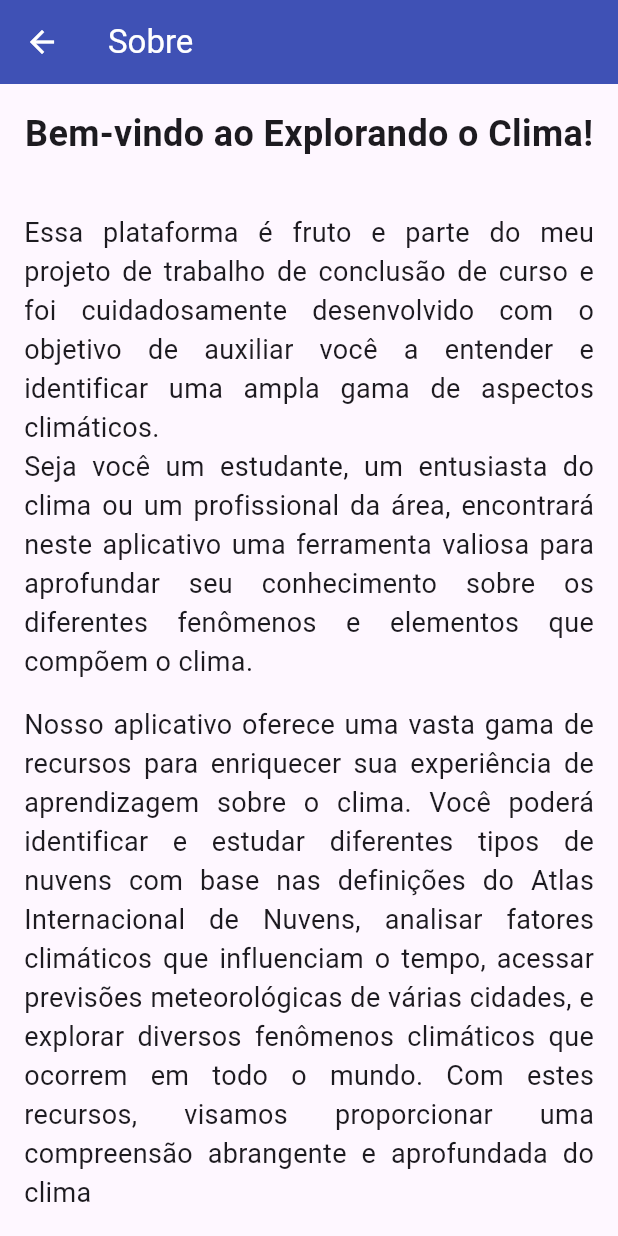
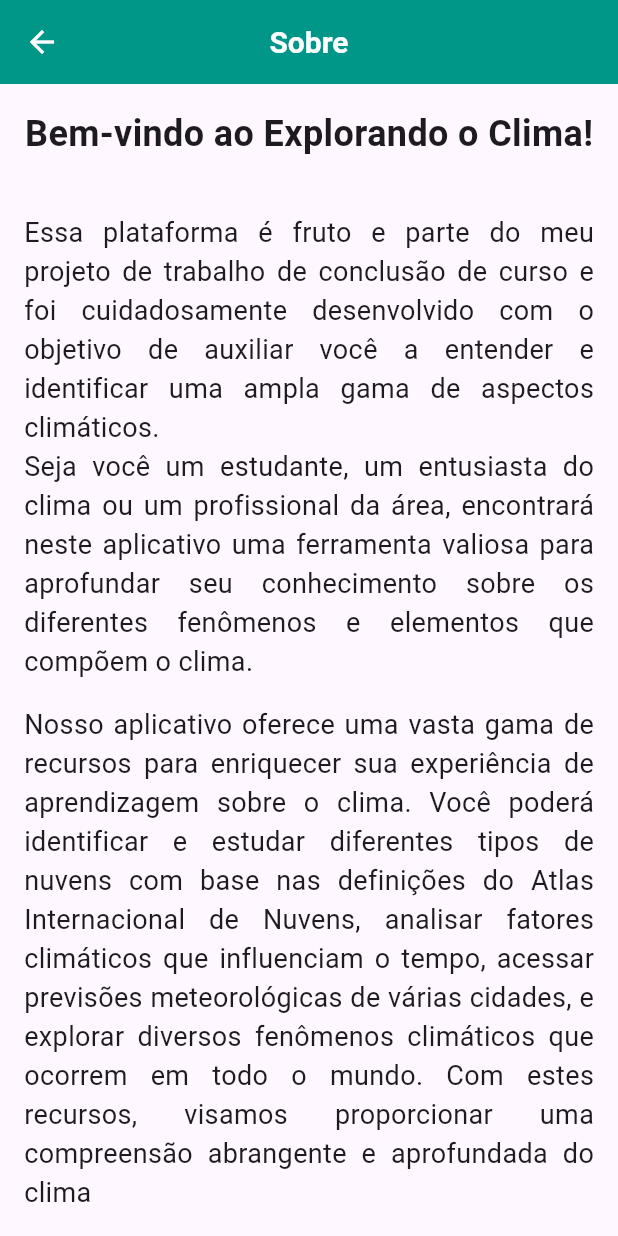
Before and after one commit to wanderalvess/explorando-nuvens-app, a Flutter app: the AboutPage screen opened directly, on a phone screen of 412 x 824 dp. Run offline on Flutter 3.47's test engine with Material 3 defaults, Android fonts, the phone set to English and light mode, and no system bars; our stand-ins replace carousel_slider, shared_preferences; accounts and stored records are empty; network calls fail.

Commit message:
Ajuste cor

```diff
--- a/lib/pages/about_page.dart
+++ b/lib/pages/about_page.dart
@@ -3,12 +3,18 @@ import 'package:flutter/material.dart';
 import 'package:flutter/painting.dart';
 
 class AboutPage extends StatelessWidget {
+
   @override
   Widget build(BuildContext context) {
     return Scaffold(
       appBar: AppBar(
-        title: Text('Sobre'),
-        backgroundColor: Colors.indigo,
+        title: const Text(
+            'Sobre',
+            style: TextStyle(fontWeight: FontWeight.bold, fontSize: 20),
+        ),
+        centerTitle: true,
+        elevation: 0,
+        backgroundColor: Colors.teal,
         foregroundColor: Colors.white,
       ),
       body: const Column(
@@ -17,6 +23,7 @@ class AboutPage extends StatelessWidget {
             padding: EdgeInsets.all(16.0),
             child: Column(
               crossAxisAlignment: CrossAxisAlignment.center,
+              mainAxisAlignment: MainAxisAlignment.start,
               children: [
                 Text(
                   'Bem-vindo ao Explorando o Clima!',
@@ -95,7 +102,7 @@ class AboutPage extends StatelessWidget {
                     ),
                     SizedBox(height: 16),
                     Text(
-                      'Profa. Dra. Juliana Ramalho Barros.',
+                      'Profa. Dra. Juliana Ramalho Barros',
                       textAlign: TextAlign.start,
                       style: TextStyle(fontSize: 18),
                     ),
--- a/lib/pages/brazilian_climates_page.dart
+++ b/lib/pages/brazilian_climates_page.dart
@@ -8,8 +8,10 @@ class BrazilianClimatesPage extends StatelessWidget {
   Widget build(BuildContext context) {
     return Scaffold(
       appBar: AppBar(
-        title: Text('Climas Brasileiros'),
-        backgroundColor: Colors.indigo,
+        title: Text('Climas do Brasil'),
+        centerTitle: true,
+        elevation: 0,
+        backgroundColor: Colors.teal,
         foregroundColor: Colors.white,
       ),
       body: Column(
--- a/lib/pages/climate_phenomena_page.dart
+++ b/lib/pages/climate_phenomena_page.dart
@@ -9,7 +9,9 @@ class ClimatePhenomenaPage extends StatelessWidget {
     return Scaffold(
       appBar: AppBar(
         title: Text('Fenômenos climáticos'),
-        backgroundColor: Colors.indigo,
+        centerTitle: true,
+        elevation: 0,
+        backgroundColor: Colors.teal,
         foregroundColor: Colors.white,
       ),
       body: Column(
--- a/lib/pages/climatic_factors_page.dart
+++ b/lib/pages/climatic_factors_page.dart
@@ -9,7 +9,9 @@ class ClimaticFactorsPage extends StatelessWidget {
     return Scaffold(
       appBar: AppBar(
         title: Text('Fatores Climáticos'),
-        backgroundColor: Colors.indigo,
+        centerTitle: true,
+        elevation: 0,
+        backgroundColor: Colors.teal,
         foregroundColor: Colors.white,
       ),
       body: Column(
--- a/lib/pages/cloud_types_page.dart
+++ b/lib/pages/cloud_types_page.dart
@@ -50,7 +50,9 @@ class _CloudTypesPageState extends State<CloudTypesPage> {
     return Scaffold(
       appBar: AppBar(
         title: Text('Tipos de nuvens - ${widget.nameCloudType}'),
-        backgroundColor: Colors.indigo,
+        centerTitle: true,
+        elevation: 0,
+        backgroundColor: Colors.teal,
         foregroundColor: Colors.white,
       ),
       body: imageUrls.isEmpty
--- a/lib/pages/component/drawer_menu.dart
+++ b/lib/pages/component/drawer_menu.dart
@@ -19,7 +19,7 @@ class DrawerMenu extends StatelessWidget {
         children: <Widget>[
           const DrawerHeader(
             decoration: BoxDecoration(
-              color: Colors.indigo,
+              color: Colors.teal,
             ),
             child: Text(
               'Menu',
--- a/lib/pages/exploring_clouds_page.dart
+++ b/lib/pages/exploring_clouds_page.dart
@@ -10,7 +10,9 @@ class ExploringCloudsPage extends StatelessWidget {
     return Scaffold(
       appBar: AppBar(
         title: Text('Tipos de Nuvens'),
-        backgroundColor: Colors.indigo,
+        centerTitle: true,
+        elevation: 0,
+        backgroundColor: Colors.teal,
         foregroundColor: Colors.white,
       ),
       body: Padding(
--- a/lib/pages/image_detail_page.dart
+++ b/lib/pages/image_detail_page.dart
@@ -19,7 +19,9 @@ class ImageDetailPage extends StatelessWidget {
     return Scaffold(
       appBar: AppBar(
         title: Text('Detalhes'),
-        backgroundColor: Colors.indigo,
+        centerTitle: true,
+        elevation: 0,
+        backgroundColor: Colors.teal,
         foregroundColor: Colors.white,
       ),
       body: SingleChildScrollView(
--- a/lib/pages/privacy_page.dart
+++ b/lib/pages/privacy_page.dart
@@ -13,7 +13,7 @@ class PrivacyPage extends StatelessWidget {
         ),
         centerTitle: true,
         elevation: 0,
-        backgroundColor: Colors.indigo,
+        backgroundColor: Colors.teal,
         foregroundColor: Colors.white,
         leading: IconButton(
             onPressed: () => Navigator.pop(context),
--- a/lib/pages/terms_page.dart
+++ b/lib/pages/terms_page.dart
@@ -8,7 +8,7 @@ class TermsPage extends StatelessWidget {
   Widget build(BuildContext context) {
     return Scaffold(
       appBar: AppBar(
-        backgroundColor: Colors.indigo,
+        backgroundColor: Colors.teal,
         foregroundColor: Colors.white,
         title: const Text(
           'Termos de uso',
--- a/lib/pages/weather_climate_page.dart
+++ b/lib/pages/weather_climate_page.dart
@@ -9,7 +9,9 @@ class WeatherClimatePage extends StatelessWidget {
     return Scaffold(
       appBar: AppBar(
         title: Text('Tempo e Clima'),
-        backgroundColor: Colors.indigo,
+        centerTitle: true,
+        elevation: 0,
+        backgroundColor: Colors.teal,
         foregroundColor: Colors.white,
       ),
       body: Column(
```
Also changed, not shown: lib/pages/home_page.dart (+7 -5 lines), lib/pages/weather_forecast_page.dart (+4 -4 lines), 4 other files.
